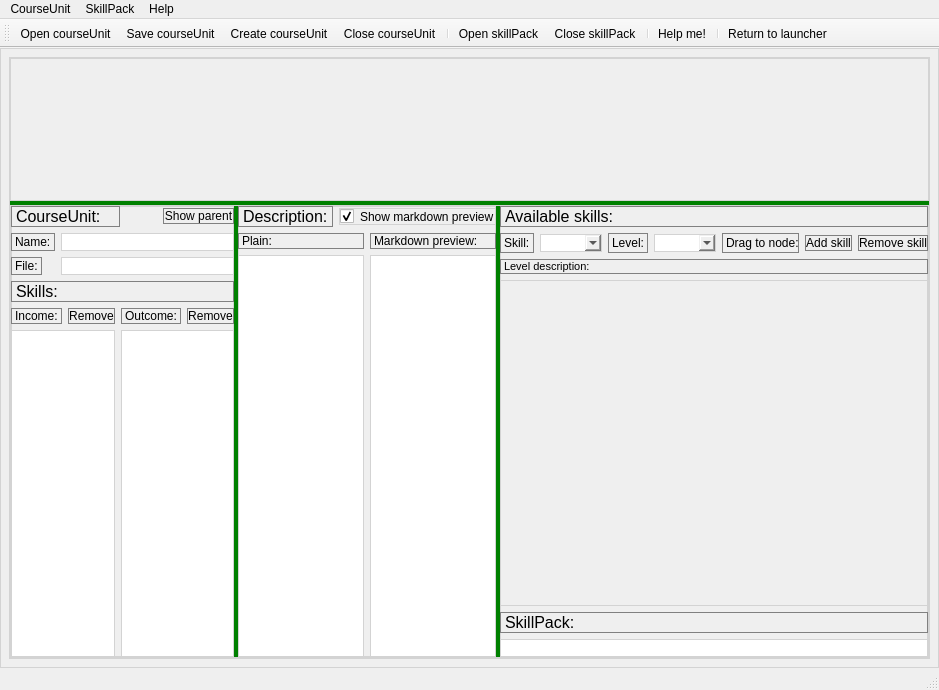
Old version of the form Sources/App/CourseEditor/courseeditor.ui in the repository timattt/Cognitia-II.
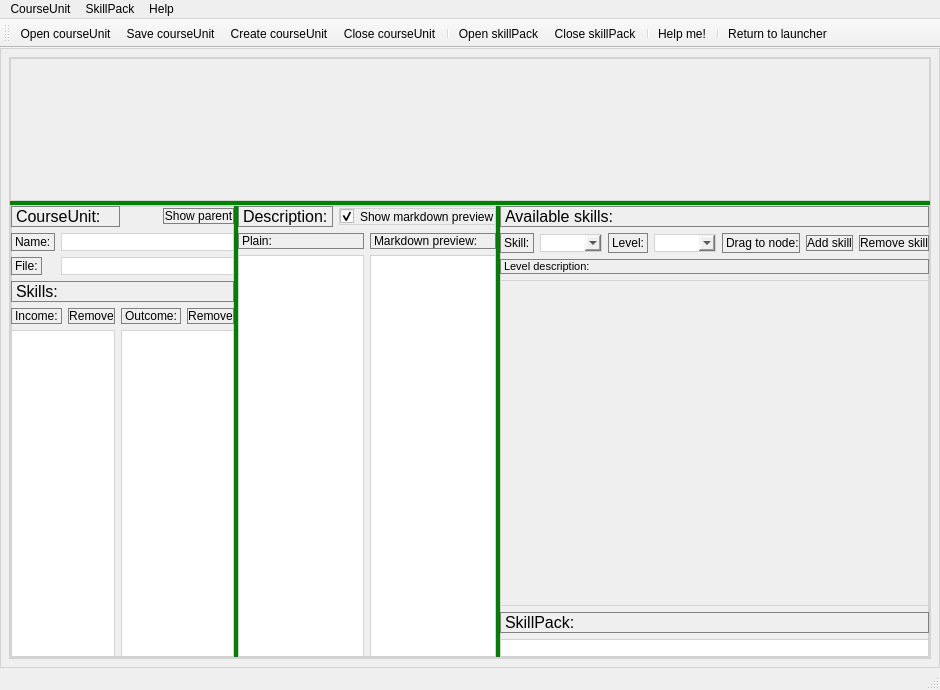
New version of the form. Icons and pictures are not drawn. Custom widgets are drawn as their Qt base class.

Diff of the .ui file:
```diff
--- a/Sources/App/CourseEditor/courseeditor.ui
+++ b/Sources/App/CourseEditor/courseeditor.ui
@@ -6,7 +6,7 @@
    <rect>
     <x>0</x>
     <y>0</y>
-    <width>907</width>
+    <width>940</width>
     <height>690</height>
    </rect>
   </property>
@@ -358,7 +358,7 @@
     <rect>
      <x>0</x>
      <y>0</y>
-     <width>907</width>
+     <width>940</width>
      <height>21</height>
     </rect>
    </property>
```
Left out of the diff: 2 changed lines with no effect on the pictures.
